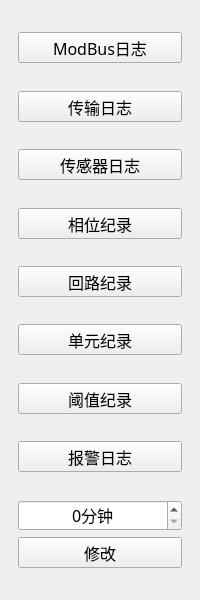
Above: IDC_TestSystem/common/toolbox/logstoolwid.ui from ChinaClever/IDC_TestSystem before the change. Below: the same form after it.
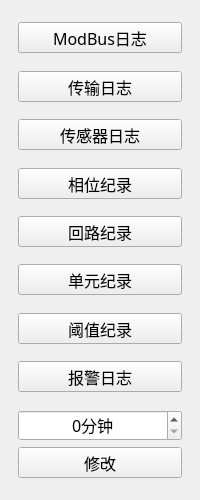
That is the form after the change.

```diff
--- a/IDC_TestSystem/common/toolbox/logstoolwid.ui
+++ b/IDC_TestSystem/common/toolbox/logstoolwid.ui
@@ -7,9 +7,15 @@
     <x>0</x>
     <y>0</y>
     <width>200</width>
-    <height>600</height>
+    <height>500</height>
    </rect>
   </property>
+  <property name="maximumSize">
+   <size>
+    <width>200</width>
+    <height>500</height>
+   </size>
+  </property>
   <property name="font">
    <font>
     <family>微软雅黑</family>
```
